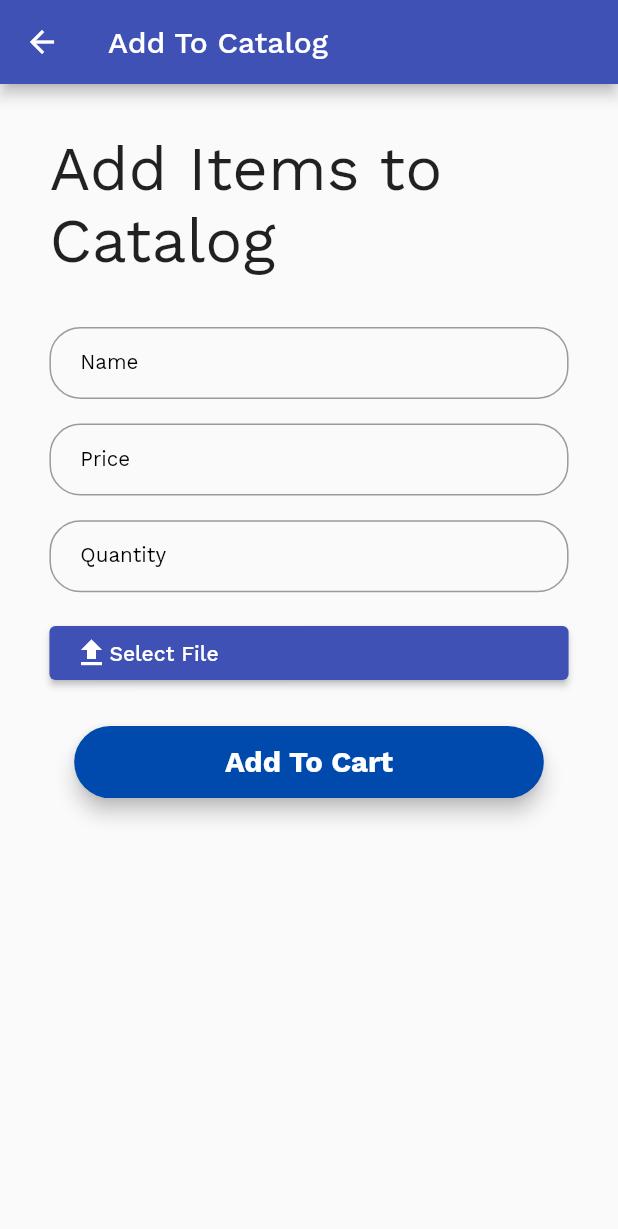
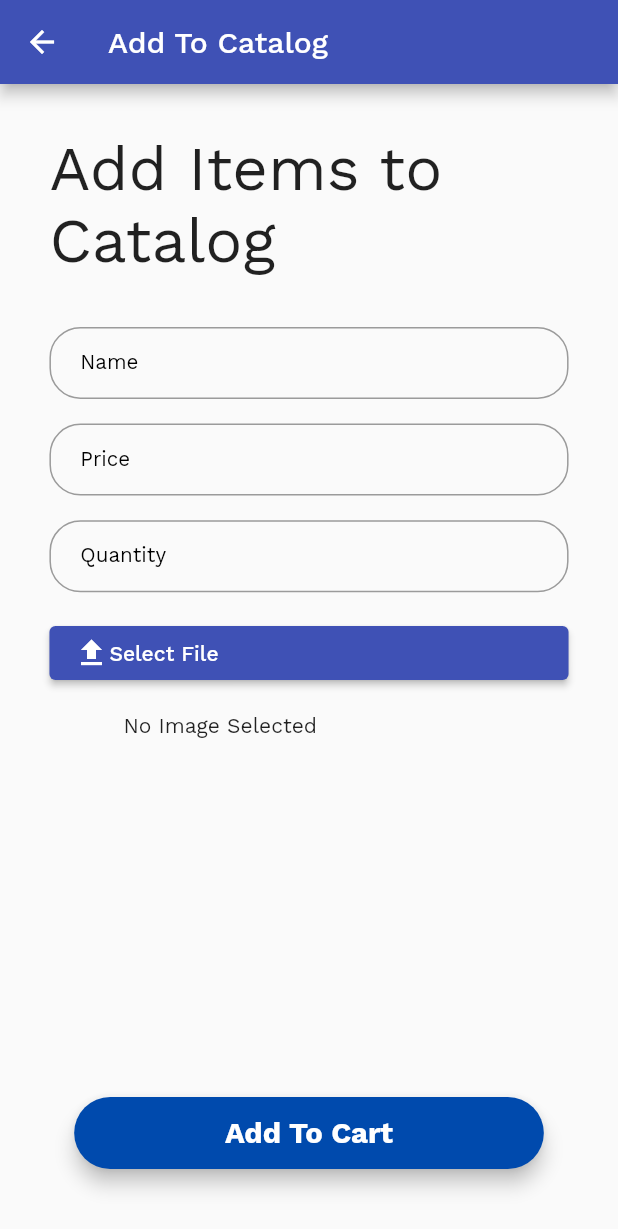
Before and after one commit to VanshKela/ChefGram-Admin, a Flutter app: the AddToCatalog screen opened directly, after a tap on "Select File", on a phone screen of 412 x 824 dp. Shown: the top 1229 px of the screen. Run offline on Flutter 3.47's test engine with Material 2 defaults, Android fonts, the phone set to English and light mode, and no system bars; our stand-ins replace cloud_firestore, file_picker, firebase_auth, firebase_core, firebase_storage, flutter_slidable and 2 more; accounts and stored records are empty; network calls fail.

Commit message:
Added Image preview

```diff
--- a/lib/authentication_service.dart
+++ b/lib/authentication_service.dart
@@ -18,7 +18,7 @@ class AuthenticationService with ChangeNotifier {
     try {
       await _firebaseAuth.signInWithEmailAndPassword(
           email: "$name@spice.com", password: password);
-      DocumentSnapshot ds = await FirebaseFirestore.instance.collection("users")
+      await FirebaseFirestore.instance.collection("users")
           .doc(_firebaseAuth.currentUser!.uid).get()
           .then((value) {
         print(value.exists);
--- a/lib/screens/Dashboard/add_to_catalog.dart
+++ b/lib/screens/Dashboard/add_to_catalog.dart
@@ -1,11 +1,14 @@
+import 'dart:io';
 import 'dart:typed_data';
 import 'package:chef_gram_admin/utils/RoundedButton.dart';
 import 'package:cloud_firestore/cloud_firestore.dart';
 import 'package:firebase_storage/firebase_storage.dart';
 import 'package:flutter/material.dart';
+import 'package:image_picker/image_picker.dart';
 import 'package:sizer/sizer.dart';
 import '../../constants.dart';
 import 'package:file_picker/file_picker.dart';
+
 
 class AddToCatalog extends StatefulWidget {
   const AddToCatalog({Key? key}) : super(key: key);
@@ -15,20 +18,27 @@ class AddToCatalog extends StatefulWidget {
 }
 
 class _AddToCatalogState extends State<AddToCatalog> {
+  final ImagePicker _picker = ImagePicker();
+  XFile? image = null;
+  Uint8List? fileBytes;
   final priceController = TextEditingController();
   final quantityController = TextEditingController();
   final nameController = TextEditingController();
   CollectionReference catalog =
       FirebaseFirestore.instance.collection('catalog');
-  FilePickerResult? result;
+  // FilePickerResult? result;
   Future selectFile() async {
-    result = await FilePicker.platform.pickFiles(withData: true);
+    final XFile? pickedFile = await _picker.pickImage(source: ImageSource.gallery);
+    setState(() {
+      image = pickedFile;
+    });
+    // result = await FilePicker.platform.pickFiles(withData: true);
   }
 
   Future addToCatalog() async {
-    if (result != null) {
-      Uint8List? fileBytes = result!.files.first.bytes;
-      String fileName = result!.files.first.name;
+    if (image != null) {
+      fileBytes = await image!.readAsBytes();
+      String fileName = image!.name;
       // Upload file
       await FirebaseStorage.instance
           .ref('catalog/$fileName')
@@ -47,7 +57,7 @@ class _AddToCatalogState extends State<AddToCatalog> {
         priceController.clear();
         nameController.clear();
         quantityController.clear();
-        result = null;
+        image = null;
       });
     }
     Navigator.pop(context);
@@ -122,6 +132,11 @@ class _AddToCatalogState extends State<AddToCatalog> {
                 SizedBox(
                   height: 2.h,
                 ),
+                Container(
+                  height: 30.h,
+                  width: 30.h,
+                  child: (image == null) ? Text('No Image Selected') : Image.file(File(image!.path)),
+                ),
                 Align(
                   alignment: Alignment.center,
                   child: RoundedButton(
--- a/pubspec.yaml
+++ b/pubspec.yaml
@@ -42,8 +42,8 @@ dependencies:
   syncfusion_flutter_charts: ^19.3.46
   intl: ^0.17.0
   firebase_storage: ^10.0.5
-  file_picker: ^4.2.2+1
   flutter_slidable: ^0.6.0
+  image_picker: ^0.8.4+4
 
 dev_dependencies:
   flutter_test:
```
Also changed, not shown: pubspec.lock.
